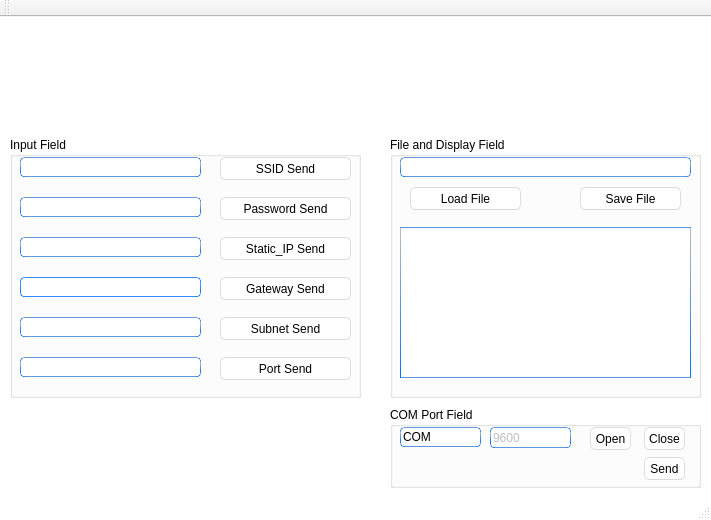
First picture: the form in mainwindow.ui, repository VoLinhTruc/ATB-Bico-Configuration-App, before the edit.
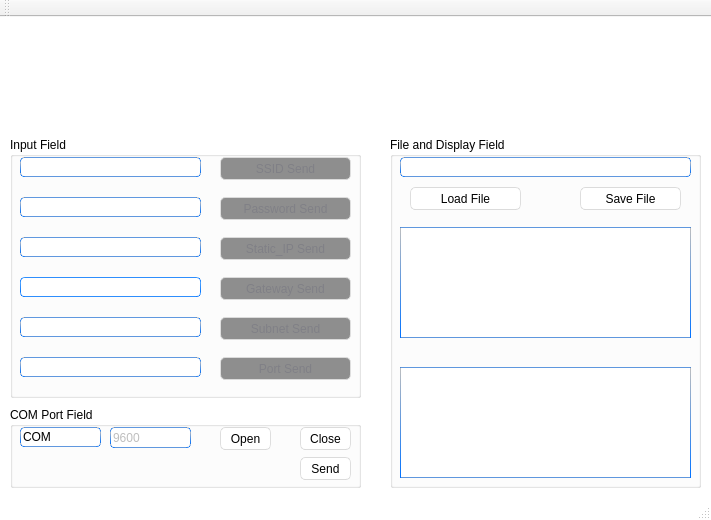
Second picture: the form after the edit. Icons and pictures are not drawn.

Commit message: disable some button (SSID_pushButton,...)

```diff
--- a/mainwindow.ui
+++ b/mainwindow.ui
@@ -588,6 +588,9 @@
      </property>
     </widget>
     <widget class="QPushButton" name="SSID_pushButton">
+     <property name="enabled">
+      <bool>false</bool>
+     </property>
      <property name="geometry">
       <rect>
        <x>210</x>
@@ -614,6 +617,9 @@
      </property>
     </widget>
     <widget class="QPushButton" name="password_pushButton">
+     <property name="enabled">
+      <bool>false</bool>
+     </property>
      <property name="geometry">
       <rect>
        <x>210</x>
@@ -637,6 +643,9 @@
      </property>
     </widget>
     <widget class="QPushButton" name="static_IP_pushButton">
+     <property name="enabled">
+      <bool>false</bool>
+     </property>
      <property name="geometry">
       <rect>
        <x>210</x>
@@ -1205,6 +1214,9 @@
      </property>
     </widget>
     <widget class="QPushButton" name="gateway_pushButton">
+     <property name="enabled">
+      <bool>false</bool>
+     </property>
      <property name="geometry">
       <rect>
        <x>210</x>
@@ -1228,6 +1240,9 @@
      </property>
     </widget>
     <widget class="QPushButton" name="subnet_pushButton">
+     <property name="enabled">
+      <bool>false</bool>
+     </property>
      <property name="geometry">
       <rect>
        <x>210</x>
@@ -1251,6 +1266,9 @@
      </property>
     </widget>
     <widget class="QPushButton" name="port_pushButton">
+     <property name="enabled">
+      <bool>false</bool>
+     </property>
      <property name="geometry">
       <rect>
        <x>210</x>
@@ -1270,7 +1288,7 @@
       <x>390</x>
       <y>120</y>
       <width>311</width>
-      <height>261</height>
+      <height>351</height>
      </rect>
     </property>
     <property name="title">
@@ -1318,7 +1336,17 @@
        <x>10</x>
        <y>90</y>
        <width>291</width>
-       <height>151</height>
+       <height>111</height>
+      </rect>
+     </property>
+    </widget>
+    <widget class="QPlainTextEdit" name="serial_content_plainTextEdit">
+     <property name="geometry">
+      <rect>
+       <x>10</x>
+       <y>230</y>
+       <width>291</width>
+       <height>111</height>
       </rect>
      </property>
     </widget>
@@ -1326,9 +1354,9 @@
    <widget class="QGroupBox" name="groupBox_3">
     <property name="geometry">
      <rect>
-      <x>390</x>
+      <x>10</x>
       <y>390</y>
-      <width>311</width>
+      <width>351</width>
       <height>81</height>
      </rect>
     </property>
@@ -1351,9 +1379,9 @@
     <widget class="QPushButton" name="COM_open_pushButton">
      <property name="geometry">
       <rect>
-       <x>200</x>
+       <x>210</x>
        <y>20</y>
-       <width>41</width>
+       <width>51</width>
        <height>23</height>
       </rect>
      </property>
@@ -1364,9 +1392,9 @@
     <widget class="QPushButton" name="COM_close_pushButton">
      <property name="geometry">
       <rect>
-       <x>254</x>
+       <x>290</x>
        <y>20</y>
-       <width>41</width>
+       <width>51</width>
        <height>23</height>
       </rect>
      </property>
@@ -1377,9 +1405,9 @@
     <widget class="QPushButton" name="submit_pushButton">
      <property name="geometry">
       <rect>
-       <x>254</x>
+       <x>290</x>
        <y>50</y>
-       <width>41</width>
+       <width>51</width>
        <height>23</height>
       </rect>
      </property>
```
Left out of the diff: 2 changed lines with no effect on the pictures. The commit also changes 6 other files.
